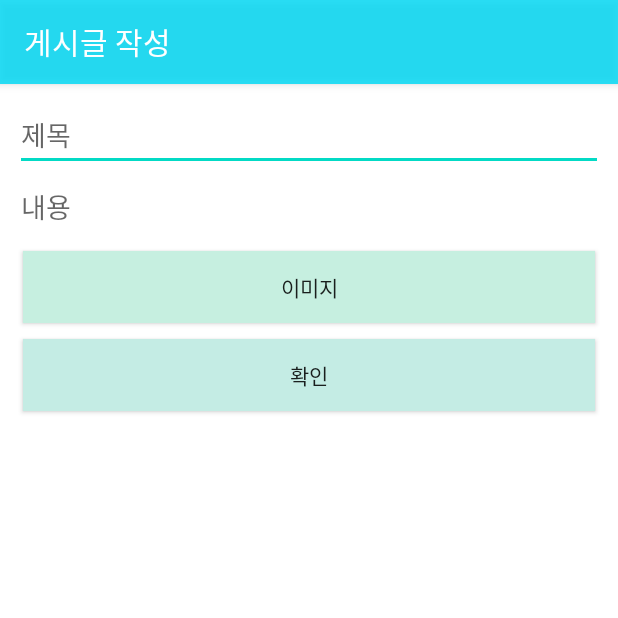
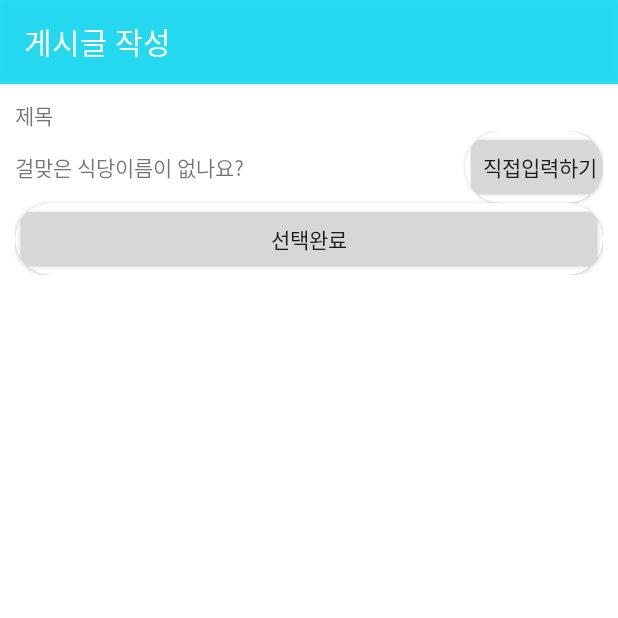
Before and after one commit to chachacha12/Flav_project, an Android app: the WritePostActivity screen opened directly, with no data from a screen before it, on a phone screen of 412 x 824 dp, the top half of it. Run offline under Robolectric (Android 15) with nearby library versions, the phone set to English and light mode, and no system bars; our stand-ins replace Firebase (no records; nobody signed in at launch, a user with empty details on screens opened directly); pictures from the network do not load.

Commit message:
-floatingbutton 클릭시 즉시 gallery -writepostActivity ui변경

```diff
--- a/app/src/main/java/com/example/flav_pof/Adapter/GalleryAdapter.kt
+++ b/app/src/main/java/com/example/flav_pof/Adapter/GalleryAdapter.kt
@@ -89,8 +89,7 @@ class GalleryAdapter(var activity: Activity, private val myDataset: ArrayList<St
                 } else {
                     Log.e(
                         "태그",
-                        "서버접근 성공했지만 올바르지 않은 response값" + response.body()?.result + "에러: " + response.errorBody().toString()
-                    )
+                        "서버접근 성공했지만 올바르지 않은 response값" + response.body()?.result + "에러: " + response.errorBody()?.string() )
                     handler()
                 }
                 //response값(주변 식당들 이름)을 writepost액티비티에 전달을 위해
--- a/app/src/main/java/com/example/flav_pof/activity/WritePostActivity.kt
+++ b/app/src/main/java/com/example/flav_pof/activity/WritePostActivity.kt
@@ -85,16 +85,21 @@ class WritePostActivity : BasicActivity() {
         //getRekognition()
 
         Log.e("writepost 태그", "방금막 writepost로 왔을때 Usersingleton.kakao_id: " + Usersingleton.kakao_id)
-        postinit()
+        postinit()  //수정하기 버튼 눌러서 온경우 일때 동작
         init()
+
     }
+
+
+
+
 
     //수정하기버튼눌러서 이 액티비티 온 경우 등엔 게시글의 editText가 원래 수정전 내용으로 차있도록 하게할거임.
     private fun postinit() {
 
         //여기 구문이 +눌러서 게시글 새로 만드는 것 x이고, 수정or삭제하려고 다시 writepostact에 온 경우에 쓰이는 구문임. 기존 내용들 다시 띄워줌
         if (postInfo != null) {   //null이라면 수정하기버튼 누른게 아니라 +버튼눌러서 새로운 게시글 만드려는거임. 즉, postinit()을 안거쳐도됨
-            titleEditText.setText(postInfo!!.title)
+            titletextView.text = postInfo!!.title
             //이제 contents 내용들 삥삥 돌면서 기존 이미지랑 EditText들을 넣어주면됨
             var contentsList = postInfo!!.contents
             for (i in contentsList.indices) {
@@ -130,16 +135,13 @@ class WritePostActivity : BasicActivity() {
                     contentsEditText.setText(contents)   //첫 editText에다가 수정전, 기존에 있던 내용을 넣어줌
                 }
             } //for
+        }else{             // +버튼눌러서 아예 새 게시물 만드려는 상황일때
+            Create_newpost()
         }
     }
 
-    private fun init() {
-        checkButton.setOnClickListener {
-            storageUpload()                     //이걸 누르면 파이어베이스로 게시글 쓴거 저장됨
-        }
-
-        image.setOnClickListener {
-            //누르면 갤러리 실행하면됨
+    private fun Create_newpost(){
+        //갤러리 바로 실행.
         var i = Intent(this, Galleryactivity::class.java)
         i.putExtra(
             "media",
@@ -149,13 +151,10 @@ class WritePostActivity : BasicActivity() {
         // 이 액티비티로 돌아올때 onActivityResult()함수에서 requestCode를 비교해서 각각 다른 동작을 수행하게 할때를 위한 구분이 됨
     }
 
-        /*
-        video.setOnClickListener {
-            var i = Intent(this, Galleryactivity::class.java)
-            i.putExtra("media", "video")
-            startActivityForResult(i, 0)
+    private fun init() {
+        checkButton.setOnClickListener {
+            storageUpload()                     //이걸 누르면 파이어베이스로 게시글 쓴거 저장됨
         }
-         */
 
         buttonsBackgroundlayout =
             buttonsBackgroundLayout    //게시글 올린 이미지 삭제or수정 창 끄려고할때 .  //전역변수를 초기화해줌.
@@ -175,15 +174,6 @@ class WritePostActivity : BasicActivity() {
             buttonsBackgroundlayout.visibility = View.GONE
             Log.e("로그: ", "이미지수정")
         }
-
-        /*
-        videoModify.setOnClickListener {
-            var i = Intent(this, Galleryactivity::class.java)
-            i.putExtra("media", "video")
-            startActivityForResult(i, 1)
-            buttonsBackgroundlayout.visibility = View.GONE
-        }
-         */
 
         //작성중인 게시물의 이미지 삭제하기
         // 1. 이미 저장해서 존재하던 게시물 이미지 수정하기 2. +버튼 눌러서 저장안된 새 게시물 작성중에 이미지 수정하기
@@ -211,30 +201,21 @@ class WritePostActivity : BasicActivity() {
                     Log.e("태그", "")
                 }
             }
-            //*********************
-            //밑에 식당명 텍스트뷰들도 떳었다면 그것들도 마저 삭제해줌
-            /*
-            var i=0
-            repeat(contentsLayout.chldCount){
-                var view =   contentsLayout.getChildAt(i)
-                if(view is TextView){
-                    contentsLayout.removeView(view)
-                }
-                i++
-            }
-             */
-            //********************************************
+
             //스토리지에서도 삭제됐으니(저장되어 있는 상태였다면)  이제 pathList에서 해당 이미지를 삭제함  // indexOfChild를 써서 contentsLayout의 몇번째 뷰인지 알아냄  //첫번째 editText가 무조건 있으니까 마이너스 1 해줌
             pathList.removeAt(contentsLayout.indexOfChild(selectedView) - 1)
             contentsLayout.removeView(selectedView)
             buttonsBackgroundlayout.visibility = View.GONE
         }  //delete
 
+        /*
         contentsEditText.onFocusChangeListener =
             onFocusChangedListener   //포커스리스너 붙이면 포커스가 있는지 판별함. 포커스 있으면 이 뷰가 selectedEditText가 됨
-        titleEditText.setOnFocusChangeListener { v, hasFocus ->
+        titletextView.setOnFocusChangeListener { v, hasFocus ->
             selectedEditText = null
         }   //만약 제목칸에 포커스 있을때, 이미지 넣었을때 처리
+
+         */
     }  //init
 
 
@@ -316,7 +297,7 @@ class WritePostActivity : BasicActivity() {
                                 Toast.LENGTH_SHORT
                             ).show()
                             textView.setTextColor(Color.GREEN)
-                            contentsItemView.setText(textView.text.toString())   //이미지 아래에 생성되는 editText에 식당명 삽입해줌
+                            titletextView.text = textView.text.toString()   //이미지 아래에 생성되는 editText에 식당명 삽입해줌
                             Log.e(
                                 "태그",
                                 "restname선택: " + textView.text.toString()
@@ -421,7 +402,7 @@ class WritePostActivity : BasicActivity() {
     //memberinit액티비티에서 가져온 함수 2개 -> profileUpdate와 uploader함수를 변형해준거임
     private fun storageUpload()   //사용자가 확인버튼 누르면 실행시킬 함수 -게시글 작성한걸 파이어베이스에 등록(업데이트)해줌   (이미지 삭제, 수정 했을땐, 그 이미지를 db,스토리지에서 지우는 작업을 지우는 즉시 했음. 메인액티비티에서. 그래서 여기선 db, 스토리지에 등록만 해줌됨 )
     {
-        var tilte = titleEditText.text.toString()
+        var tilte = titletextView.text.toString()
 
         if (tilte.length > 0) {
             loaderLayout.visibility = View.VISIBLE    //로딩화면 보여줌.
@@ -627,6 +608,7 @@ class WritePostActivity : BasicActivity() {
 
         if(filename !=null && restname != null){
             contents  =Contents(Usersingleton.kakao_id!!, filename!!, restname!!, 1,1,1,37.54001365000000000,127.06800310000000000     )
+            Log.e("태그", "컨텐츠 업로드 통신 contents.toString():  "+contents.toString())
         }else{
             Toast.makeText(this, "컨텐츠 업로드에 필요한 모든 옵션을 선택해주세요.", Toast.LENGTH_SHORT).show()
             finish()
--- a/app/src/main/java/com/example/flav_pof/appIntro/MyPagerViewHolder.kt
+++ b/app/src/main/java/com/example/flav_pof/appIntro/MyPagerViewHolder.kt
@@ -31,15 +31,14 @@ class MyPagerViewHolder(itemView:View, var activity: Activity):RecyclerView.View
         if(pagerItem.bgColor == R.color.colorWhite){
             btn.visibility = View.VISIBLE
 
-            btn.setOnClickListener {   //시작버튼 클릭시 카카오로그인 화면으로 이동
+            //시작버튼 클릭시 카카오로그인 화면으로 이동
+            btn.setOnClickListener {
                 var check = true
                 var intent_intro = Intent(activity, KakaoLoginActivity::class.java)
                 intent_intro.putExtra("check", check)  //앱소개화면에 왔었음을 카톡로그인화면에 알려주는 용도
                 activity.startActivity(intent_intro)
                 Log.e(AppIntroActivity.TAG, "시작버튼 클릭으로 앱소개 어댑터의 onCreateViewHolder 에서 카톡로그인으로 이동")
             }
-
-
         }else{
             btn.visibility = View.GONE
         }
--- a/app/src/main/res/layout/activity_write_post.xml
+++ b/app/src/main/res/layout/activity_write_post.xml
@@ -29,13 +29,11 @@
             android:padding="10dp">
 
 
-            <EditText
-                android:id="@+id/titleEditText"
+            <TextView
+                android:id="@+id/titletextView"
                 android:layout_width="match_parent"
                 android:layout_height="wrap_content"
-                android:ems="10"
-                android:hint="제목"
-                android:inputType="textPersonName" />
+                android:text="제목" />
 
             <LinearLayout
                 android:id="@+id/contentsLayout"
@@ -43,46 +41,61 @@
                 android:layout_height="match_parent"
                 android:orientation="vertical">
 
+            </LinearLayout>
+
+
+            <LinearLayout
+                android:id="@+id/viewpager_linearLayout"
+                android:layout_width="match_parent"
+                android:layout_height="match_parent"
+                android:orientation="vertical"></LinearLayout>
+
             <LinearLayout
                 android:layout_width="match_parent"
                 android:layout_height="match_parent"
                 android:orientation="vertical">
 
-                    <include
-                        layout="@layout/view_contents_edit_text"
-                        android:layout_width="match_parent"
-                        android:layout_height="wrap_content" />
-
-                </LinearLayout>
-
-
-            </LinearLayout>
 
                 <LinearLayout
                     android:layout_width="match_parent"
                     android:layout_height="match_parent"
                     android:orientation="horizontal">
 
-                <Button
-                    android:id="@+id/image"
+                    <TextView
+                        android:id="@+id/textView3"
+                        android:layout_width="300dp"
+                        android:layout_height="wrap_content"
+                        android:layout_gravity="center"
+                        android:text="걸맞은 식당이름이 없나요?" />
+
+                    <androidx.cardview.widget.CardView
                         android:layout_width="wrap_content"
                         android:layout_height="wrap_content"
-                    android:layout_margin="5dp"
-                    android:layout_weight="1"
-                    android:background="#FFFFFF"
-                    android:backgroundTint="#C6EFE0"
-                    android:text="이미지" />
+                        app:cardCornerRadius="30dp">
 
+                        <Button
+                            android:id="@+id/selfbutton"
+                            android:layout_width="100dp"
+                            android:layout_height="wrap_content"
+                            android:text="직접입력하기" />
+                    </androidx.cardview.widget.CardView>
                 </LinearLayout>
+
+                <androidx.cardview.widget.CardView
+                    android:layout_width="match_parent"
+                    android:layout_height="wrap_content"
+                    app:cardCornerRadius="30dp">
 
                     <Button
                         android:id="@+id/checkButton"
                         android:layout_width="match_parent"
-                android:layout_height="wrap_content"
-                android:layout_margin="5dp"
-                android:background="#FFFFFF"
-                android:backgroundTint="#C4ECE4"
-                android:text="확인" />
+                        android:layout_height="match_parent"
+                        android:text="선택완료" />
+                </androidx.cardview.widget.CardView>
+
+
+            </LinearLayout>
+
 
         </LinearLayout>
     </ScrollView>
```
Lines whose indentation alone changed are shown as unchanged.
